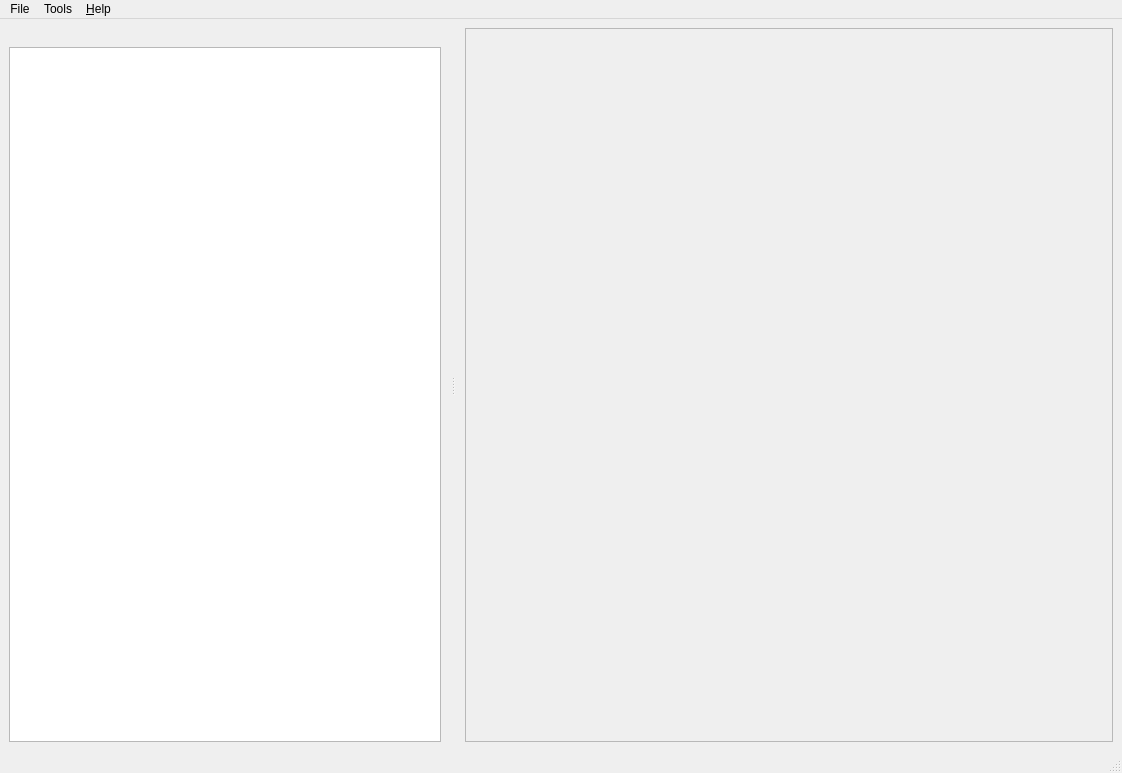
Qt form futura_ui/app/ui/main/main.ui (pjamesjoyce/futura) before a commit.
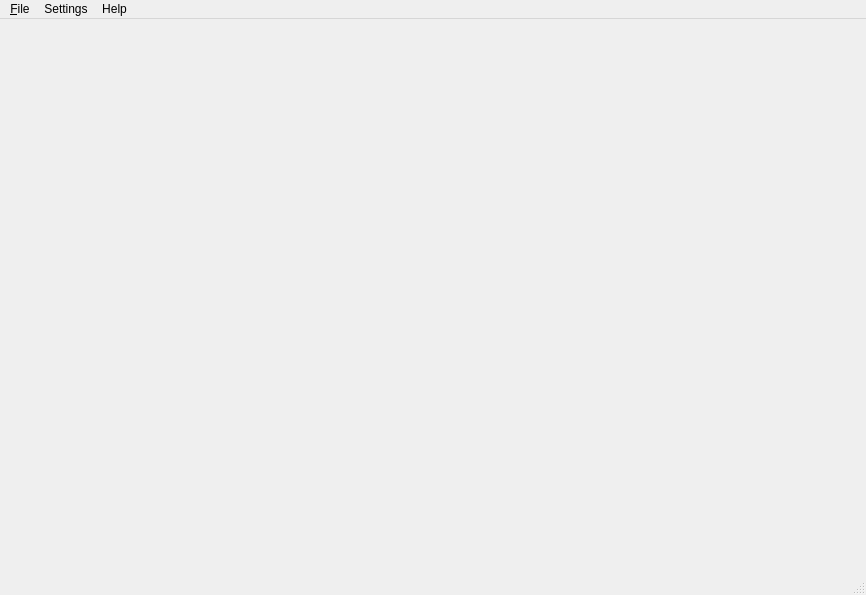
The same form after that commit.

Commit message: move main uis

```diff
--- a/futura_ui/app/ui/main/main.ui
+++ b/futura_ui/app/ui/main/main.ui
@@ -6,42 +6,33 @@
    <rect>
     <x>0</x>
     <y>0</y>
-    <width>1122</width>
-    <height>773</height>
+    <width>866</width>
+    <height>595</height>
    </rect>
   </property>
   <property name="windowTitle">
    <string>MainWindow</string>
   </property>
+  <property name="styleSheet">
+   <string notr="true"/>
+  </property>
   <widget class="QWidget" name="centralwidget">
+   <property name="styleSheet">
+    <string notr="true"/>
+   </property>
    <layout class="QGridLayout" name="gridLayout">
     <item row="0" column="0">
-     <layout class="QHBoxLayout" name="horizontalLayout">
-      <item>
-       <widget class="QFrame" name="frame">
-        <property name="sizePolicy">
-         <sizepolicy hsizetype="Expanding" vsizetype="MinimumExpanding">
-          <horstretch>0</horstretch>
-          <verstretch>0</verstretch>
-         </sizepolicy>
-        </property>
-        <property name="styleSheet">
-         <string notr="true"/>
-        </property>
-        <property name="frameShape">
-         <enum>QFrame::StyledPanel</enum>
-        </property>
-        <property name="frameShadow">
-         <enum>QFrame::Raised</enum>
-        </property>
-        <layout class="QGridLayout" name="gridLayout_4">
-         <item row="0" column="0">
-          <layout class="QGridLayout" name="gridLayout_3"/>
-         </item>
-        </layout>
-       </widget>
-      </item>
-     </layout>
+     <widget class="QWidget" name="widget" native="true">
+      <layout class="QGridLayout" name="gridLayout_2">
+       <item row="0" column="0">
+        <widget class="QSplitter" name="splitter">
+         <property name="orientation">
+          <enum>Qt::Horizontal</enum>
+         </property>
+        </widget>
+       </item>
+      </layout>
+     </widget>
     </item>
    </layout>
   </widget>
@@ -50,86 +41,36 @@
     <rect>
      <x>0</x>
      <y>0</y>
-     <width>1122</width>
+     <width>866</width>
      <height>26</height>
     </rect>
    </property>
-   <widget class="QMenu" name="menuFile">
+   <widget class="QMenu" name="menu_File">
     <property name="title">
-     <string>File</string>
+     <string>&amp;File</string>
     </property>
     <addaction name="actionCreate_database_for_export"/>
     <addaction name="actionCreate_scenario_for_exising_project"/>
     <addaction name="actionOpen_existing_recipe"/>
    </widget>
-   <widget class="QMenu" name="menuTools">
+   <widget class="QMenu" name="menuSetting">
     <property name="title">
-     <string>Tools</string>
+     <string>Settings</string>
     </property>
     <addaction name="actionSettings"/>
    </widget>
-   <widget class="QMenu" name="menu_Help">
+   <widget class="QMenu" name="menuHelp">
     <property name="title">
-     <string>&amp;Help</string>
+     <string>Help</string>
     </property>
     <addaction name="action_About"/>
    </widget>
-   <addaction name="menuFile"/>
-   <addaction name="menuTools"/>
-   <addaction name="menu_Help"/>
+   <addaction name="menu_File"/>
+   <addaction name="menuSetting"/>
+   <addaction name="menuHelp"/>
   </widget>
   <widget class="QStatusBar" name="statusbar"/>
-  <widget class="QDockWidget" name="dockWidget_2">
-   <property name="sizePolicy">
-    <sizepolicy hsizetype="Preferred" vsizetype="Preferred">
-     <horstretch>0</horstretch>
-     <verstretch>0</verstretch>
-    </sizepolicy>
-   </property>
-   <property name="minimumSize">
-    <size>
-     <width>450</width>
-     <height>722</height>
-    </size>
-   </property>
-   <property name="baseSize">
-    <size>
-     <width>0</width>
-     <height>0</height>
-    </size>
-   </property>
-   <property name="features">
-    <set>QDockWidget::DockWidgetMovable</set>
-   </property>
-   <attribute name="dockWidgetArea">
-    <number>1</number>
-   </attribute>
-   <widget class="QWidget" name="dockWidgetContents_2">
-    <layout class="QGridLayout" name="gridLayout_2">
-     <item row="0" column="0">
-      <layout class="QVBoxLayout" name="verticalLayout">
-       <item>
-        <widget class="QTreeView" name="treeView">
-         <property name="minimumSize">
-          <size>
-           <width>269</width>
-           <height>0</height>
-          </size>
-         </property>
-         <property name="baseSize">
-          <size>
-           <width>400</width>
-           <height>722</height>
-          </size>
-         </property>
-        </widget>
-       </item>
-      </layout>
-     </item>
-    </layout>
-   </widget>
-  </widget>
-  <action name="actionCreate_database_for_export">
+  <action name="actionNew_Recipe">
    <property name="text">
     <string>Create database for export</string>
    </property>
```
Left out of the diff: 44 changed lines with no effect on the pictures. The commit also changes 5 other files.
